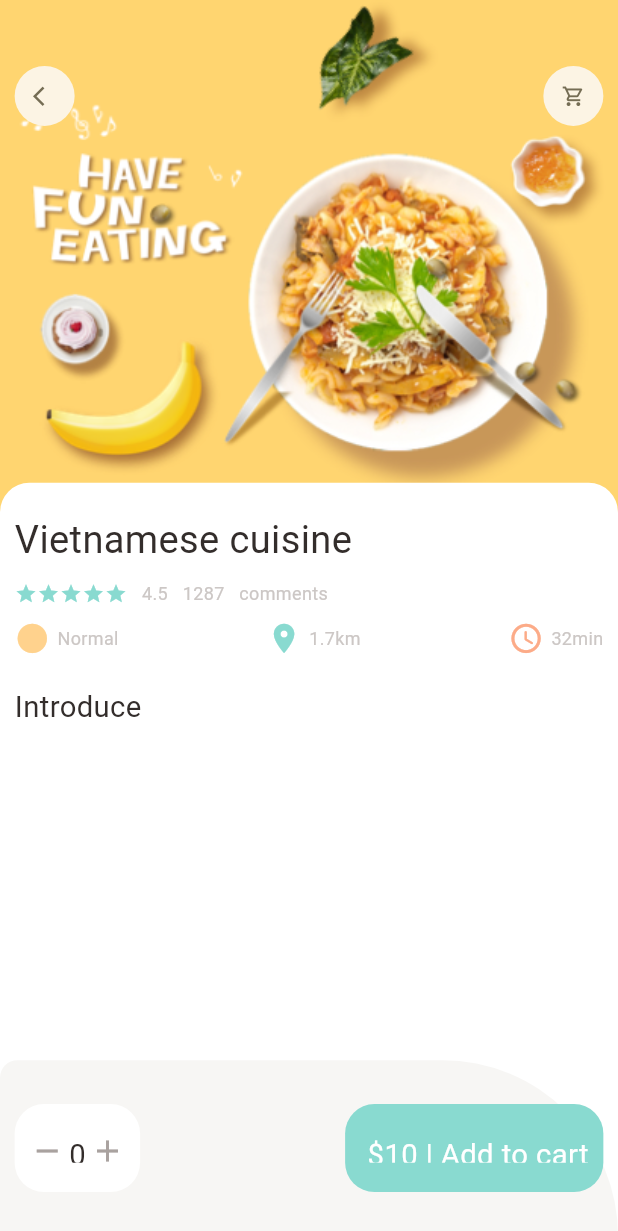
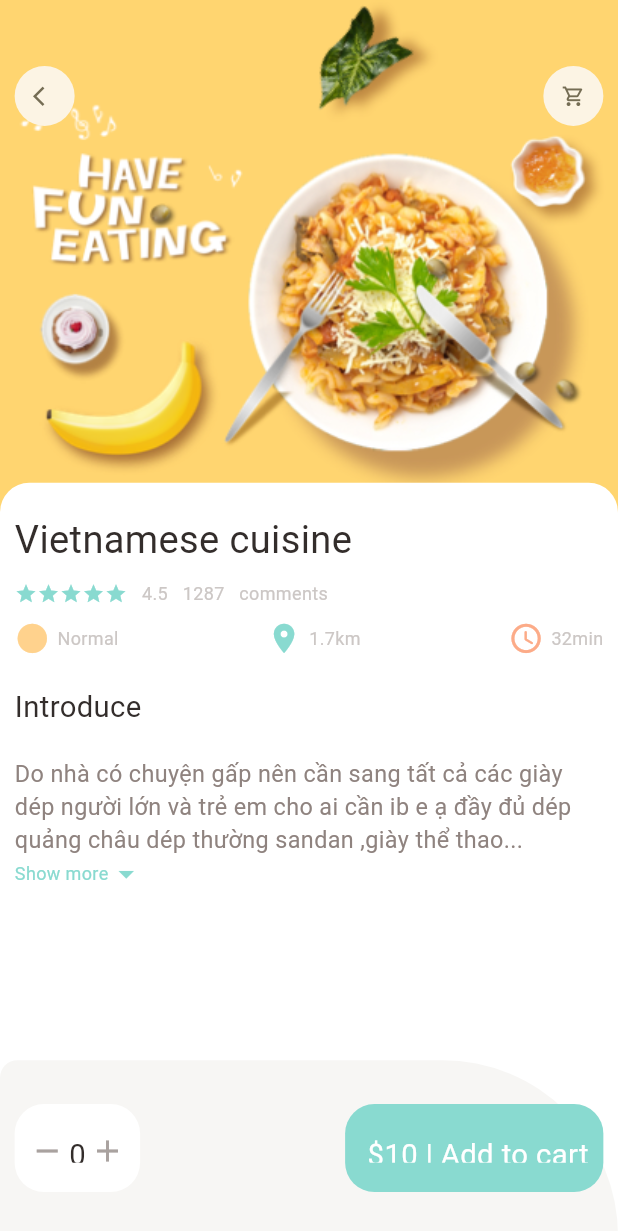
Before and after one commit to phamhuuloc219/e-commerce-app, a Flutter app: the screen it shows after launch, on a phone screen of 412 x 824 dp. Shown: the top 1231 px of the screen. Run offline on Flutter 3.47's test engine with Material 3 defaults, Android fonts, the phone set to English and light mode, and no system bars; our stand-ins replace dots_indicator, get.

Commit message:
feat: expandable text

```diff
--- a/lib/pages/food/popular_food_details.dart
+++ b/lib/pages/food/popular_food_details.dart
@@ -3,8 +3,7 @@ import 'package:e_commerce_app/utils/dimensions.dart';
 import 'package:e_commerce_app/widgets/app_column.dart';
 import 'package:e_commerce_app/widgets/app_icon.dart';
 import 'package:e_commerce_app/widgets/big_text.dart';
-import 'package:e_commerce_app/widgets/icon_and_text_widget.dart';
-import 'package:e_commerce_app/widgets/small_text.dart';
+import 'package:e_commerce_app/widgets/expandable_text.dart';
 import 'package:flutter/material.dart';
 
 class PopularFoodDetails extends StatelessWidget {
@@ -16,6 +15,7 @@ class PopularFoodDetails extends StatelessWidget {
       backgroundColor: Colors.white,
       body: Stack(
         children: [
+          // background image
           Positioned(
             left: 0,
             right: 0,
@@ -30,6 +30,7 @@ class PopularFoodDetails extends StatelessWidget {
               ),
             ),
           ),
+          // icon widget
           Positioned(
             top: Dimensions.height45,
             left: Dimensions.width20,
@@ -42,6 +43,7 @@ class PopularFoodDetails extends StatelessWidget {
                 ],
               ),
           ),
+          // introduction of food
           Positioned(
             left: 0,
             right: 0,
@@ -64,11 +66,15 @@ class PopularFoodDetails extends StatelessWidget {
                 children: [
                   AppColumn(text:"Vietnamese cuisine"),
                   SizedBox(height: Dimensions.height20,),
-                  BigText(text: "Introduce")
+                  BigText(text: "Introduce"),
+                  SizedBox(height: Dimensions.height20,),
+                  // expandable text widget
+                  ExpandableText(text: "Do nhà có chuyện gấp nên cần sang tất cả các giày dép người lớn và trẻ em cho ai cần ib e ạ đầy đủ dép quảng châu dép thường sandan ,giày thể thao ,cặp Do nhà có chuyện gấp nên cần sang tất cả các giày dép người lớn và trẻ em cho ai cần ib e ạ đầy đủ dép quảng châu dép thường sandan ,giày thể thao ,cặp ")
                 ],
               ),
             ),
           ),
+
         ],
       ),
       bottomNavigationBar: Container(
--- a/lib/utils/dimensions.dart
+++ b/lib/utils/dimensions.dart
@@ -22,6 +22,7 @@ class Dimensions{
   static double width30 = screenWidth/28.13;
 
   // font size
+  static double font16 = screenHeight/52.75;
   static double font20 = screenHeight/42.2;
   static double font26 = screenHeight/32.46;
 
--- /dev/null
+++ b/lib/widgets/expandable_text.dart
@@ -0,0 +1,62 @@
+import 'package:e_commerce_app/utils/colors.dart';
+import 'package:e_commerce_app/utils/dimensions.dart';
+import 'package:e_commerce_app/widgets/small_text.dart';
+import 'package:flutter/material.dart';
+
+class ExpandableText extends StatefulWidget {
+  final String text;
+  const ExpandableText({super.key, required this.text});
+
+  @override
+  State<ExpandableText> createState() => _ExpandableTextState();
+}
+
+class _ExpandableTextState extends State<ExpandableText> {
+  late String firstHalf;
+  late String secondHalf;
+
+  bool hiddenText = true;
+
+  double textHeight = Dimensions.screenHeight/5.63;
+
+  @override
+  void initState() {
+    super.initState();
+    if( widget.text.length > textHeight ){
+      firstHalf = widget.text.substring(0, textHeight.toInt());
+      secondHalf = widget.text.substring(textHeight.toInt()+1, widget.text.length);
+    }else{
+      firstHalf = widget.text;
+      secondHalf = "";
+    }
+  }
+
+  @override
+  Widget build(BuildContext context) {
+    return Container(
+      child: secondHalf.isEmpty
+          ? SmallText(height: 1.8, color: AppColors.paraColor, size: Dimensions.font16, text: firstHalf)
+          : Column(
+              children: [
+                SmallText(color: AppColors.paraColor, size: Dimensions.font16,text: hiddenText ? (firstHalf+"...") : (firstHalf+secondHalf)),
+                InkWell(
+                  onTap: () {
+                    setState(() {
+                      hiddenText =! hiddenText;
+                    });
+                  },
+                  child: Row(
+                    children: [
+                      SmallText(text: "Show more", color: AppColors.mainColor),
+                      Icon(hiddenText
+                          ? Icons.arrow_drop_down
+                          : Icons.arrow_drop_up
+                      , color: AppColors.mainColor)
+                    ],
+                  ),
+                )
+              ],
+            ),
+    );
+  }
+}
```
